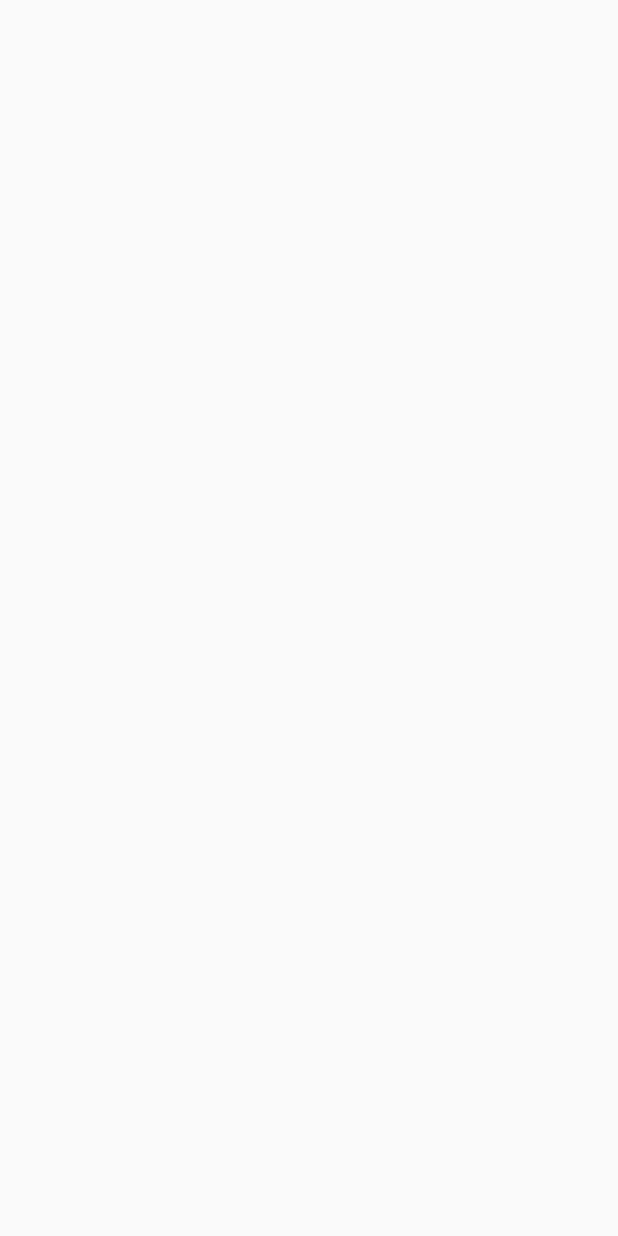
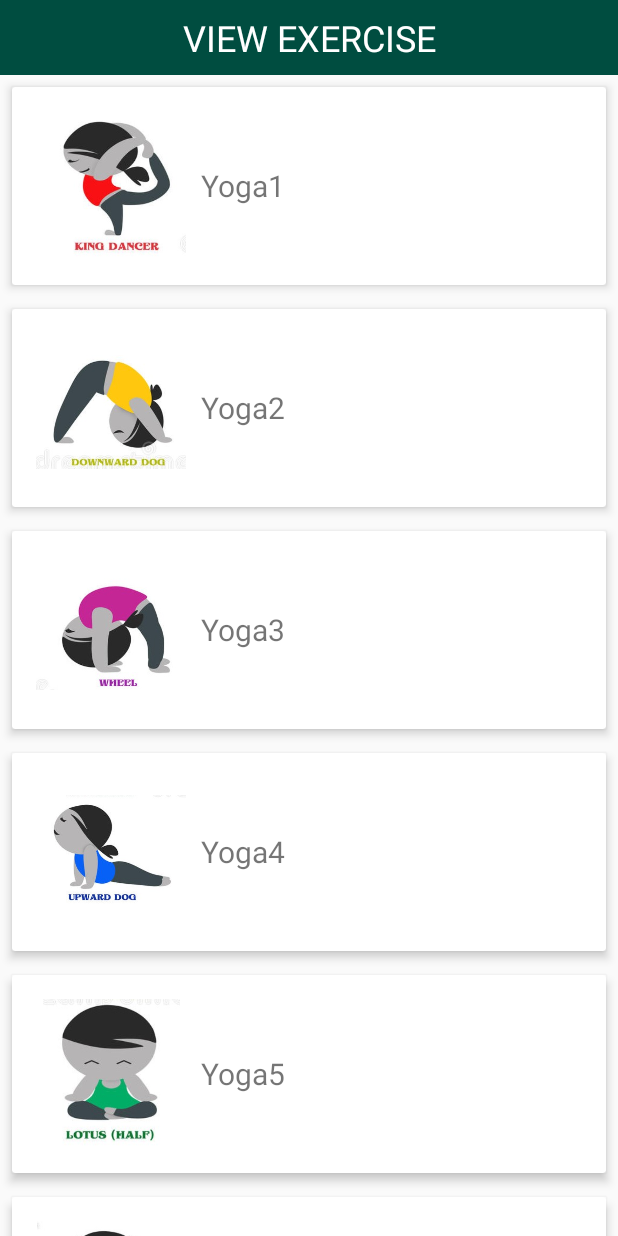
Before and after one commit to asmigos/Yoga-Fitness-App, an Android app: the ListExercise screen opened directly, with no data from a screen before it, on a phone screen of 412 x 824 dp. Before the commit the screen is empty. Run offline under Robolectric (Android 15) with nearby library versions, the phone set to English and light mode, and no system bars.

```diff
--- a/app/build.gradle
+++ b/app/build.gradle
@@ -30,4 +30,5 @@ dependencies {
     implementation 'com.android.support:recyclerview-v7:27.1.1'
     implementation 'com.android.support:cardview-v7:27.1.1'
     implementation 'info.hoang8f:fbutton:1.0.5'
+    implementation 'com.readystatesoftware.sqliteasset:sqliteassethelper:+'
 }
--- a/app/src/main/AndroidManifest.xml
+++ b/app/src/main/AndroidManifest.xml
@@ -16,7 +16,9 @@
                 <category android:name="android.intent.category.LAUNCHER" />
             </intent-filter>
         </activity>
-        <activity android:name=".ListExercise"></activity>
+        <activity android:name=".ListExercise" />
+        <activity android:name=".ViewExercise" />
+        <activity android:name=".SettingsPage"></activity>
     </application>
 
 </manifest>
--- /dev/null
+++ b/app/src/main/java/com/example/hp/yogafitnessapp/Adapter/RecyclerViewAdapter.java
@@ -0,0 +1,91 @@
+package com.example.hp.yogafitnessapp.Adapter;
+
+import android.content.Context;
+import android.content.Intent;
+import android.support.annotation.NonNull;
+import android.support.v7.widget.RecyclerView;
+import android.view.LayoutInflater;
+import android.view.View;
+import android.view.ViewGroup;
+import android.widget.ImageView;
+import android.widget.TextView;
+import android.widget.Toast;
+
+import com.example.hp.yogafitnessapp.InterFace.ItemClickListner;
+import com.example.hp.yogafitnessapp.Model.Exercise;
+import com.example.hp.yogafitnessapp.R;
+import com.example.hp.yogafitnessapp.ViewExercise;
+
+import java.util.List;
+
+/**
+ * Created by hp on 25-07-2018.
+ */
+
+class RecyclerViewHolder extends RecyclerView.ViewHolder implements View.OnClickListener
+{
+
+    public ImageView image;
+    public TextView text;
+    private ItemClickListner itemClickListner;
+
+
+    public RecyclerViewHolder(View itemView) {
+        super(itemView);
+        image = itemView.findViewById(R.id.ex_img);
+        text = itemView.findViewById(R.id.ex_name);
+
+        itemView.setOnClickListener(this);
+    }
+
+    public void setItemClickListner(ItemClickListner itemClickListner) {
+        this.itemClickListner = itemClickListner;
+    }
+
+    @Override
+    public void onClick(View view) {
+        itemClickListner.onClick(view,getAdapterPosition());
+    }
+}
+
+public class RecyclerViewAdapter extends RecyclerView.Adapter<RecyclerViewHolder>{
+    private List<Exercise> exerciseList;
+    private Context context;
+
+    public RecyclerViewAdapter(List<Exercise> exerciseList, Context context) {
+        this.exerciseList = exerciseList;
+        this.context = context;
+    }
+
+    @NonNull
+    @Override
+    public RecyclerViewHolder onCreateViewHolder(@NonNull ViewGroup parent, int viewType) {
+        LayoutInflater inflater = LayoutInflater.from(parent.getContext());
+        View itemView = inflater.inflate(R.layout.item_exercise, parent,false);
+
+        return new RecyclerViewHolder(itemView);
+    }
+
+    @Override
+    public void onBindViewHolder(@NonNull RecyclerViewHolder holder, int position) {
+        holder.image.setImageResource(exerciseList.get(position).getImage_id());
+        holder.text.setText(exerciseList.get(position).getName());
+
+        holder.setItemClickListner(new ItemClickListner() {
+            @Override
+            public void onClick(View view, int position) {
+              // call to new activity
+              Intent i = new Intent(context, ViewExercise.class);
+              i.putExtra("image_id",exerciseList.get(position).getImage_id());
+              i.putExtra("name",exerciseList.get(position).getName());
+              context.startActivity(i);
+
+                   }
+        });
+    }
+
+    @Override
+    public int getItemCount() {
+        return exerciseList.size();
+    }
+}
--- /dev/null
+++ b/app/src/main/java/com/example/hp/yogafitnessapp/InterFace/ItemClickListner.java
@@ -0,0 +1,11 @@
+package com.example.hp.yogafitnessapp.InterFace;
+
+import android.view.View;
+
+/**
+ * Created by hp on 25-07-2018.
+ */
+
+public interface ItemClickListner {
+    void onClick(View view, int position);
+}
--- a/app/src/main/java/com/example/hp/yogafitnessapp/ListExercise.java
+++ b/app/src/main/java/com/example/hp/yogafitnessapp/ListExercise.java
@@ -2,12 +2,42 @@ package com.example.hp.yogafitnessapp;
 
 import android.support.v7.app.AppCompatActivity;
 import android.os.Bundle;
+import android.support.v7.widget.LinearLayoutManager;
+import android.support.v7.widget.RecyclerView;
+
+import com.example.hp.yogafitnessapp.Adapter.RecyclerViewAdapter;
+import com.example.hp.yogafitnessapp.Model.Exercise;
+
+import java.util.ArrayList;
+import java.util.List;
 
 public class ListExercise extends AppCompatActivity {
+
+    List<Exercise> exerciseList =  new ArrayList<>();
+    RecyclerView.LayoutManager layoutManager;
+    RecyclerView recyclerView;
+    RecyclerViewAdapter adapter;
 
     @Override
     protected void onCreate(Bundle savedInstanceState) {
         super.onCreate(savedInstanceState);
         setContentView(R.layout.activity_list_exercise);
+
+        initData();
+
+        recyclerView = findViewById(R.id.list_ex);
+        adapter = new RecyclerViewAdapter(exerciseList, getBaseContext());
+        layoutManager = new LinearLayoutManager(this);
+        recyclerView.setLayoutManager(layoutManager);
+        recyclerView.setAdapter(adapter);
+    }
+
+    private void initData() {
+        exerciseList.add(new Exercise(R.drawable.yoga1, "Yoga1"));
+        exerciseList.add(new Exercise(R.drawable.yoga2, "Yoga2"));
+        exerciseList.add(new Exercise(R.drawable.yoga3, "Yoga3"));
+        exerciseList.add(new Exercise(R.drawable.yoga4, "Yoga4"));
+        exerciseList.add(new Exercise(R.drawable.yoga5, "Yoga5"));
+        exerciseList.add(new Exercise(R.drawable.yoga6, "Yoga6"));
     }
 }
--- /dev/null
+++ b/app/src/main/java/com/example/hp/yogafitnessapp/Model/Exercise.java
@@ -0,0 +1,31 @@
+package com.example.hp.yogafitnessapp.Model;
+
+/**
+ * Created by hp on 25-07-2018.
+ */
+
+public class Exercise {
+    private int image_id;
+    private String name;
+
+    public Exercise(int image_id, String name) {
+        this.image_id = image_id;
+        this.name = name;
+    }
+
+    public int getImage_id() {
+        return image_id;
+    }
+
+    public void setImage_id(int image_id) {
+        this.image_id = image_id;
+    }
+
+    public String getName() {
+        return name;
+    }
+
+    public void setName(String name) {
+        this.name = name;
+    }
+}
--- a/app/src/main/res/layout/activity_list_exercise.xml
+++ b/app/src/main/res/layout/activity_list_exercise.xml
@@ -1,9 +1,26 @@
 <?xml version="1.0" encoding="utf-8"?>
-<android.support.constraint.ConstraintLayout xmlns:android="http://schemas.android.com/apk/res/android"
+<RelativeLayout xmlns:android="http://schemas.android.com/apk/res/android"
     xmlns:app="http://schemas.android.com/apk/res-auto"
     xmlns:tools="http://schemas.android.com/tools"
     android:layout_width="match_parent"
     android:layout_height="match_parent"
     tools:context="com.example.hp.yogafitnessapp.ListExercise">
 
-</android.support.constraint.ConstraintLayout>
+    <TextView
+        android:id="@+id/title"
+        android:text="VIEW EXERCISE"
+        android:textColor="@android:color/white"
+        android:textSize="24sp"
+        android:gravity="center_vertical|center_horizontal"
+        android:background="@color/colorPrimary"
+        android:layout_width="match_parent"
+        android:layout_height="50dp" />
+
+    <android.support.v7.widget.RecyclerView
+        android:id="@+id/list_ex"
+        android:layout_below="@id/title"
+        android:layout_width="match_parent"
+        android:layout_height="match_parent"
+    />
+
+</RelativeLayout>
--- a/app/src/main/res/layout/activity_main.xml
+++ b/app/src/main/res/layout/activity_main.xml
@@ -10,7 +10,7 @@
         android:layout_width="wrap_content"
         android:layout_height="wrap_content"
         android:id="@+id/btnTraining"
-        android:src="@drawable/playBtn"
+        android:src="@drawable/playbtn"
         android:layout_centerInParent="true"/>
     <LinearLayout
         android:layout_alignParentBottom="true"
--- /dev/null
+++ b/app/src/main/res/layout/item_exercise.xml
@@ -0,0 +1,31 @@
+<?xml version="1.0" encoding="utf-8"?>
+<android.support.v7.widget.CardView
+    xmlns:android="http://schemas.android.com/apk/res/android"
+    xmlns:app="http://schemas.android.com/apk/res-auto"
+    android:layout_width="match_parent"
+    android:layout_height="wrap_content"
+    android:layout_margin="8dp"
+    app:cardElevation="4dp">
+
+    <LinearLayout
+        android:orientation="horizontal"
+        android:padding="16dp"
+        android:layout_width="match_parent"
+        android:layout_height="wrap_content">
+
+        <ImageView
+            android:id="@+id/ex_img"
+            android:scaleType="centerInside"
+            android:layout_width="100dp"
+            android:layout_height="100dp" />
+        <TextView
+            android:id="@+id/ex_name"
+            android:layout_gravity="center_vertical|center_horizontal"
+            android:layout_marginLeft="10dp"
+            android:textSize="20sp"
+            android:layout_width="wrap_content"
+            android:layout_height="wrap_content" />
+
+    </LinearLayout>
+
+</android.support.v7.widget.CardView>
--- a/app/src/main/res/values/styles.xml
+++ b/app/src/main/res/values/styles.xml
@@ -8,4 +8,10 @@
         <item name="colorAccent">@color/colorAccent</item>
     </style>
 
+    <style name="MyRadioButton" parent="Theme.AppCompat.Light">
+        <item name="colorControlNormal">@color/colorPrimary</item>
+        <item name="colorControlActivated">@color/colorPrimaryDark</item>
+
+    </style>
+
 </resources>
```
Also changed, not shown: app/src/main/java/com/example/hp/yogafitnessapp/Database/YogaDB.java (added, +42 -0 lines), app/src/main/java/com/example/hp/yogafitnessapp/MainActivity.java (+24 -0 lines), app/src/main/java/com/example/hp/yogafitnessapp/SettingsPage.java (added, +62 -0 lines), app/src/main/java/com/example/hp/yogafitnessapp/ViewExercise.java (added, +70 -0 lines), app/src/main/res/layout/activity_settings_page.xml (added, +88 -0 lines), app/src/main/res/layout/activity_view_exercise.xml (added, +53 -0 lines), app/src/main/assets/databases/Yoga.db (added), app/src/main/res/drawable/playbtn.png (renamed from app/src/main/res/drawable/playBtn.png).
